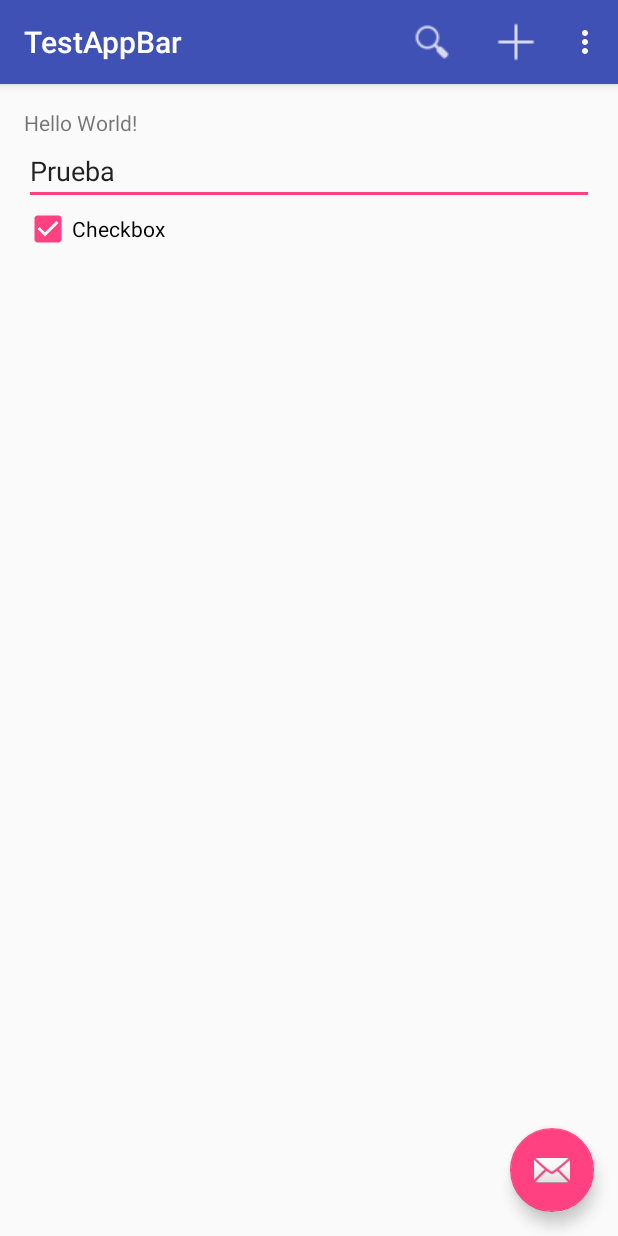
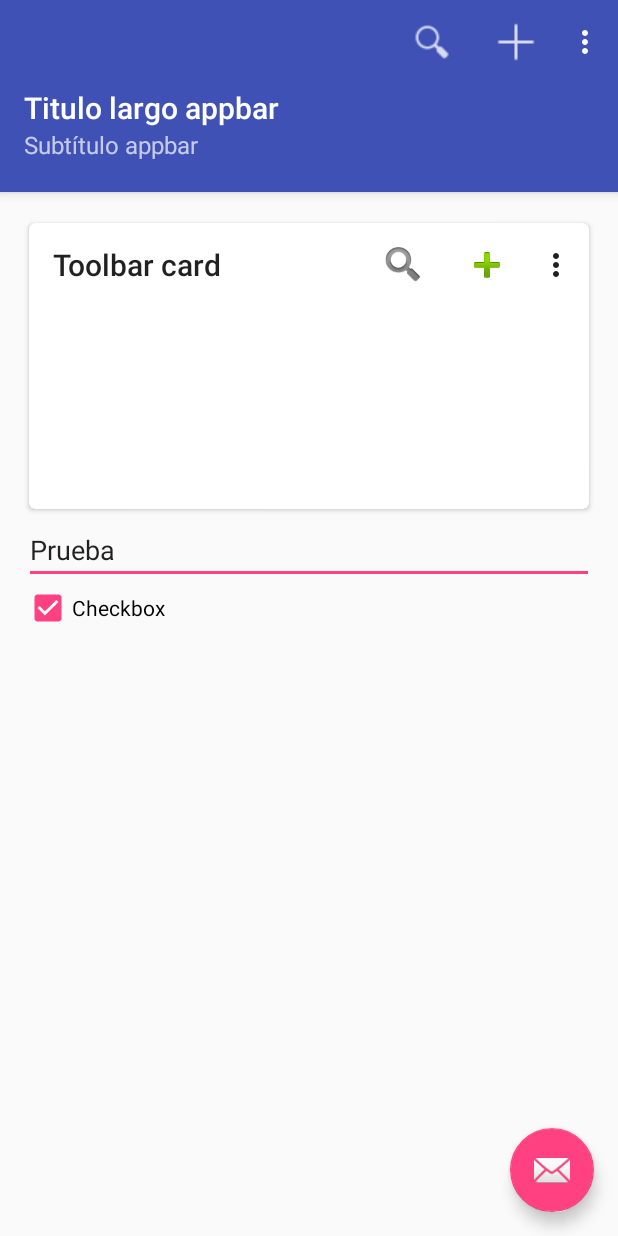
Before and after one commit to AGET/TestAppBar, an Android app: the screen it shows after launch (MainActivity), on a phone screen of 412 x 824 dp. Run offline under Robolectric (Android 15) with nearby library versions, the phone set to English and light mode, and no system bars.

Commit message:
Segunda prueba de appbar

```diff
--- a/app/build.gradle
+++ b/app/build.gradle
@@ -24,4 +24,5 @@ dependencies {
     testCompile 'junit:junit:4.12'
     compile 'com.android.support:appcompat-v7:23.1.1'
     compile 'com.android.support:design:23.1.1'
+    compile 'com.android.support:cardview-v7:22.1.1'
 }
--- a/app/src/main/java/com/aldo/aget/testappbar/MainActivity.java
+++ b/app/src/main/java/com/aldo/aget/testappbar/MainActivity.java
@@ -18,8 +18,10 @@ public class MainActivity extends AppCompatActivity {
         super.onCreate(savedInstanceState);
         setContentView(R.layout.activity_main);
 
-        Toolbar toolbar = (Toolbar) findViewById(R.id.toolbar);
+        //Toolbar Actividad (App bar)
+        Toolbar toolbar = (Toolbar) findViewById(R.id.appbar);
         setSupportActionBar(toolbar);
+        getSupportActionBar().setDisplayShowTitleEnabled(false);
 
         FloatingActionButton fab = (FloatingActionButton) findViewById(R.id.fab);
         fab.setOnClickListener(new View.OnClickListener() {
@@ -29,7 +31,39 @@ public class MainActivity extends AppCompatActivity {
                         .setAction("Action", null).show();
             }
         });
+
+
+        //Toolbar Tarjeta
+        Toolbar tbCard = (Toolbar) findViewById(R.id.TbCard);
+        tbCard.setTitle("Toolbar card");
+
+        tbCard.setOnMenuItemClickListener(
+                new Toolbar.OnMenuItemClickListener() {
+                    @Override
+                    public boolean onMenuItemClick(MenuItem item) {
+
+                        switch (item.getItemId()) {
+                            case R.id.action_1:
+                                Toast.makeText(MainActivity.this, "\"Acción Tarjeta 1\"", Toast.LENGTH_SHORT).show();
+                                break;
+                            case R.id.action_2:
+                                Toast.makeText(MainActivity.this, "\"Acción Tarjeta 2\"", Toast.LENGTH_SHORT).show();
+                                break;
+                            case R.id.action_nuevo:
+                                Toast.makeText(MainActivity.this, "\"Acción Tarjeta Nuevo!\"", Toast.LENGTH_SHORT).show();
+                                return true;
+                            case R.id.action_buscar:
+                                Toast.makeText(MainActivity.this, "\"Acción Tarjeta Buscar!\"", Toast.LENGTH_SHORT).show();
+                                return true;
+                        }
+
+                        return true;
+                    }
+                });
+
+        tbCard.inflateMenu(R.menu.menu_tarjeta);
     }
+
 
     @Override
     public boolean onCreateOptionsMenu(Menu menu) {
@@ -37,6 +71,7 @@ public class MainActivity extends AppCompatActivity {
         getMenuInflater().inflate(R.menu.menu_main, menu);
         return true;
     }
+
 
     @Override
     public boolean onOptionsItemSelected(MenuItem item) {
--- a/app/src/main/res/layout/activity_main.xml
+++ b/app/src/main/res/layout/activity_main.xml
@@ -7,19 +7,19 @@
     android:fitsSystemWindows="true"
     tools:context="com.aldo.aget.testappbar.MainActivity">
 
-    <android.support.design.widget.AppBarLayout
-        android:layout_width="match_parent"
-        android:layout_height="wrap_content"
-        android:theme="@style/AppTheme.AppBarOverlay">
+    <!--<android.support.design.widget.AppBarLayout-->
+        <!--android:layout_width="match_parent"-->
+        <!--android:layout_height="wrap_content"-->
+        <!--android:theme="@style/AppTheme.AppBarOverlay">-->
 
-        <android.support.v7.widget.Toolbar
-            android:id="@+id/toolbar"
-            android:layout_width="match_parent"
-            android:layout_height="?attr/actionBarSize"
-            android:background="?attr/colorPrimary"
-            app:popupTheme="@style/AppTheme.PopupOverlay" />
+        <!--<android.support.v7.widget.Toolbar-->
+            <!--android:id="@+id/toolbar"-->
+            <!--android:layout_width="match_parent"-->
+            <!--android:layout_height="?attr/actionBarSize"-->
+            <!--android:background="?attr/colorPrimary"-->
+            <!--app:popupTheme="@style/AppTheme.PopupOverlay" />-->
 
-    </android.support.design.widget.AppBarLayout>
+    <!--</android.support.design.widget.AppBarLayout>-->
 
     <include layout="@layout/content_main" />
 
--- a/app/src/main/res/layout/content_main.xml
+++ b/app/src/main/res/layout/content_main.xml
@@ -1,22 +1,50 @@
-<?xml version="1.0" encoding="utf-8"?>
-<LinearLayout xmlns:android="http://schemas.android.com/apk/res/android"
-    xmlns:app="http://schemas.android.com/apk/res-auto"
+<LinearLayout
+    xmlns:android="http://schemas.android.com/apk/res/android"
     xmlns:tools="http://schemas.android.com/tools"
     android:layout_width="match_parent"
     android:layout_height="match_parent"
-    android:paddingBottom="@dimen/activity_vertical_margin"
+    android:orientation="vertical"
+    tools:context=".MainActivity">
+
+    <include android:id="@+id/appbar"
+        layout="@layout/toolbar" />
+
+    <FrameLayout
+        android:layout_width="match_parent"
+        android:layout_height="match_parent"
+        android:foreground="@drawable/header_shadow">
+
+        <!-- Resto de la interfaz de usuario -->
+
+        <LinearLayout
+            android:layout_width="match_parent"
+            android:layout_height="match_parent"
             android:paddingLeft="@dimen/activity_horizontal_margin"
             android:paddingRight="@dimen/activity_horizontal_margin"
             android:paddingTop="@dimen/activity_vertical_margin"
-    app:layout_behavior="@string/appbar_scrolling_view_behavior"
-    tools:context="com.aldo.aget.testappbar.MainActivity"
-    android:orientation="vertical"
-    tools:showIn="@layout/activity_main">
+            android:paddingBottom="@dimen/activity_vertical_margin"
+            android:orientation="vertical" >
 
-    <TextView
-        android:layout_width="wrap_content"
-        android:layout_height="wrap_content"
-        android:text="Hello World!" />
+            <android.support.v7.widget.CardView
+                xmlns:app="http://schemas.android.com/apk/res-auto"
+                android:id="@+id/card_view"
+                android:layout_gravity="center"
+                android:layout_width="match_parent"
+                android:layout_height="200dp"
+                app:cardUseCompatPadding="true"
+                app:cardCornerRadius="4dp">
+
+                <android.support.v7.widget.Toolbar
+                    android:id="@+id/TbCard"
+                    android:layout_height="?attr/actionBarSize"
+                    android:layout_width="match_parent"
+                    android:minHeight="?attr/actionBarSize"
+                    android:theme="@style/ThemeOverlay.AppCompat.ActionBar"
+                    app:popupTheme="@style/ThemeOverlay.AppCompat.Light" >
+
+                </android.support.v7.widget.Toolbar>
+
+            </android.support.v7.widget.CardView>
 
             <EditText
                 android:layout_width="match_parent"
@@ -30,3 +58,7 @@
                 android:checked="true" />
 
         </LinearLayout>
+
+    </FrameLayout>
+
+</LinearLayout>
--- /dev/null
+++ b/app/src/main/res/layout/toolbar.xml
@@ -0,0 +1,34 @@
+<?xml version="1.0" encoding="utf-8"?>
+<android.support.v7.widget.Toolbar
+    xmlns:android="http://schemas.android.com/apk/res/android"
+    xmlns:app="http://schemas.android.com/apk/res-auto"
+    android:layout_height="128dp"
+    android:layout_width="match_parent"
+    android:minHeight="?attr/actionBarSize"
+    android:background="?attr/colorPrimary"
+    android:elevation="4dp"
+    android:gravity="bottom"
+    android:theme="@style/ThemeOverlay.AppCompat.Dark.ActionBar"
+    app:popupTheme="@style/ThemeOverlay.AppCompat.Light" >
+
+    <LinearLayout
+        android:layout_width="wrap_content"
+        android:layout_height="wrap_content"
+        android:orientation="vertical"
+        android:paddingBottom="16dp" >
+
+        <TextView android:id="@+id/txtAbTitulo"
+            android:layout_width="match_parent"
+            android:layout_height="wrap_content"
+            android:text="@string/Título"
+            style="@style/TextAppearance.AppCompat.Widget.ActionBar.Title" />
+
+        <TextView android:id="@+id/txtAbSubTitulo"
+            android:layout_width="match_parent"
+            android:layout_height="wrap_content"
+            android:text="@string/Subtítulo"
+            style="@style/TextAppearance.AppCompat.Widget.ActionBar.Subtitle" />
+
+    </LinearLayout>
+
+</android.support.v7.widget.Toolbar>
--- /dev/null
+++ b/app/src/main/res/menu/menu_tarjeta.xml
@@ -0,0 +1,27 @@
+<menu xmlns:android="http://schemas.android.com/apk/res/android"
+    xmlns:app="http://schemas.android.com/apk/res-auto"
+    xmlns:tools="http://schemas.android.com/tools"
+    tools:context=".MainActivity">
+    <item
+        android:id="@+id/action_1"
+        android:orderInCategory="100"
+        android:title="@string/action_1"
+        app:showAsAction="never" />
+    <item
+        android:id="@+id/action_2"
+        android:orderInCategory="100"
+        android:title="@string/action_2"
+        app:showAsAction="never" />
+
+    <item android:id="@+id/action_buscar"
+        android:title="@string/action_buscar"
+        android:icon="@android:drawable/ic_search_category_default"
+        android:orderInCategory="100"
+        app:showAsAction="ifRoom" />
+
+    <item android:id="@+id/action_nuevo"
+        android:title="@string/action_nuevo"
+        android:icon="@android:drawable/ic_input_add"
+        android:orderInCategory="100"
+        app:showAsAction="ifRoom|withText" />
+</menu>
--- /dev/null
+++ b/app/src/main/res/values-v21/refs.xml
@@ -0,0 +1,6 @@
+<?xml version="1.0" encoding="utf-8"?>
+<!--El valor nulo es para que en versiones con lollipoop no se muestre la imagen de sombra, ya que lollipop-->
+    <!--la pone por defecto-->
+<resources>
+    <item name="header_shadow" type="drawable">@null</item>
+</resources>
--- /dev/null
+++ b/app/src/main/res/values/refs.xml
@@ -0,0 +1,7 @@
+<?xml version="1.0" encoding="utf-8"?>
+<!--Personalizacion para ver la sombre en versiones inferiores a android lollipop-->
+<!--Para anular el efecto cuando se ejecute en una version 5.x >, se incluye otra version del archivo en-->
+    <!--la carpeta values-v21, la cual tiene como valor null-->
+<resources>
+    <item name="header_shadow" type="drawable">@drawable/bottom_shadow</item>
+</resources>
--- a/app/src/main/res/values/strings.xml
+++ b/app/src/main/res/values/strings.xml
@@ -6,4 +6,8 @@
     <string name="action_nuevo">Nuevo</string>
     <string name="prueba">Prueba</string>
     <string name="checkbox">Checkbox</string>
+    <string name="Título">Titulo largo appbar</string>
+    <string name="Subtítulo">Subtítulo appbar </string>
+    <string name="action_1">Acción 1</string>
+    <string name="action_2">Acción 2</string>
 </resources>
```
Also changed, not shown: app/src/main/res/drawable/bottom_shadow.9.png (added), 2 other files. Lines whose indentation alone changed are shown as unchanged.
